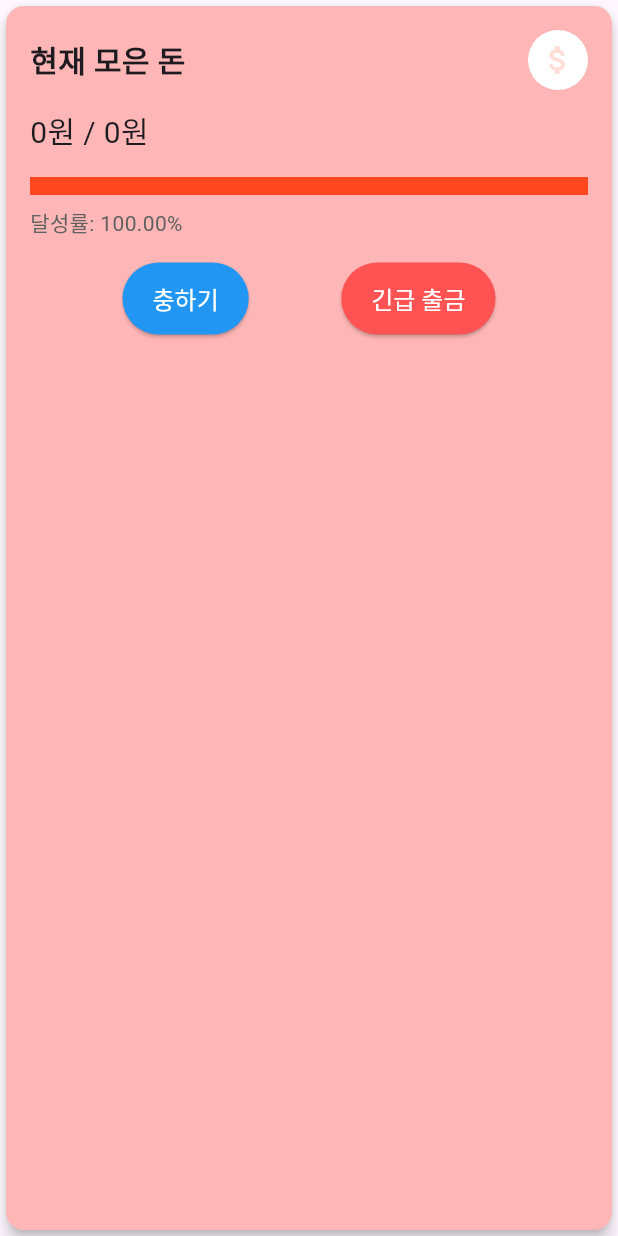
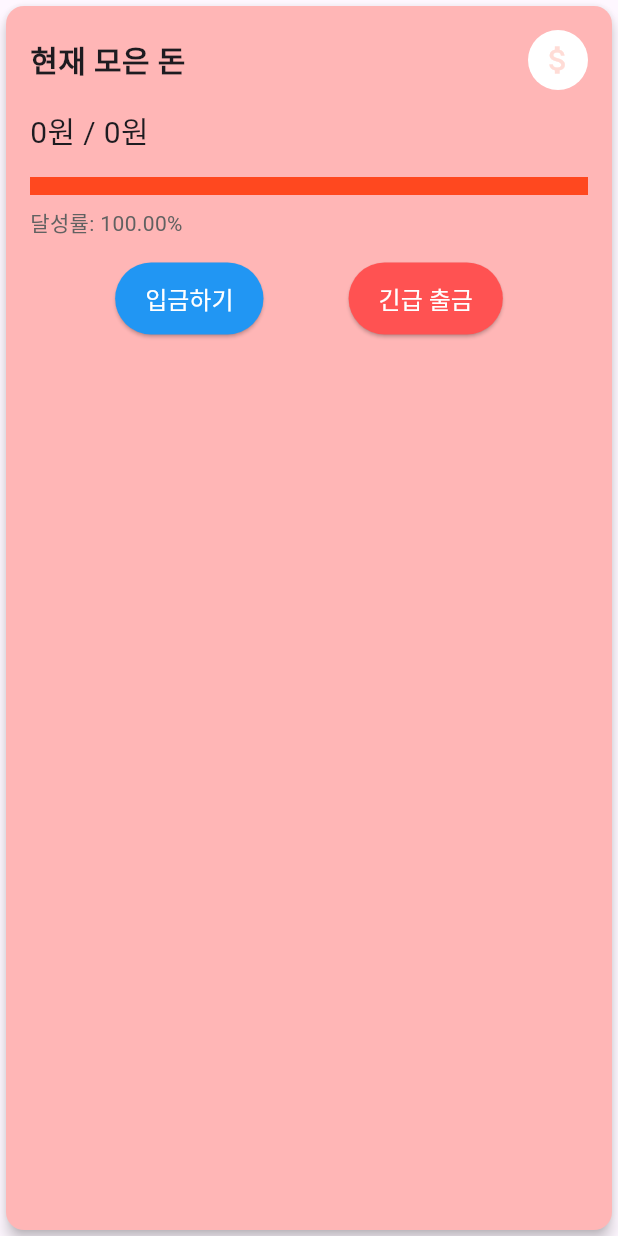
Before and after one commit to BBYUworld/bbyu-fe, a Flutter app: the GoalCard widget shown alone on an empty page, opened directly with empty values, on a phone screen of 412 x 824 dp. Run offline on Flutter 3.47's test engine with Material 3 defaults, Android fonts, the phone set to English and light mode, and no system bars; our stand-ins replace carousel_slider, dio, dots_indicator, fl_chart, flutter_secure_storage and 2 more; missing offline and left inert: dart:ffi, remedi_kopo; accounts and stored records are empty; network calls fail.

Commit message:
design: Fund 충전하기, 입금하기 변경

```diff
--- a/lib/widgets/fund/goal_card.dart
+++ b/lib/widgets/fund/goal_card.dart
@@ -116,7 +116,7 @@ class _GoalCardState extends State<GoalCard> {
                             widget.reloadData();
                           });
                         },
-                        child: Text('충하기'),
+                        child: Text('입금하기'),
                         style: ElevatedButton.styleFrom(
                           backgroundColor: Colors.blue,
                           foregroundColor: Colors.white,
```
